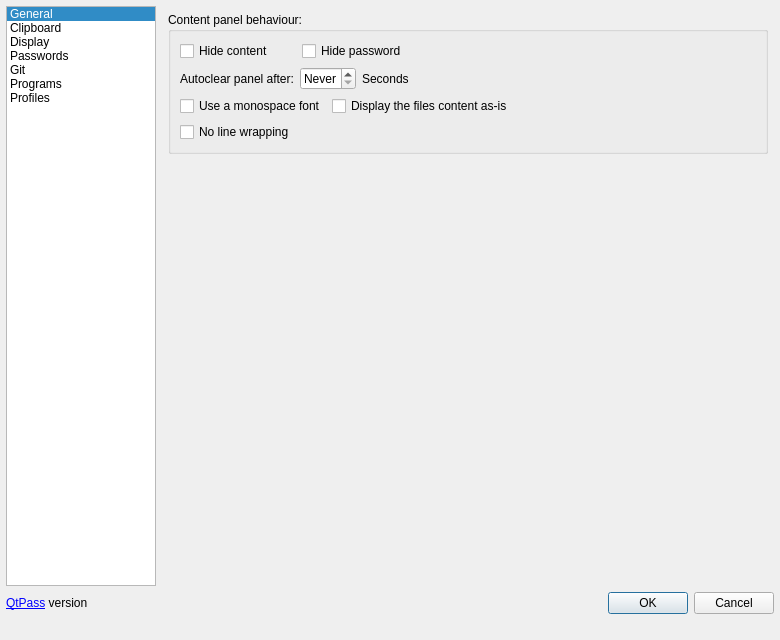
Before: the Qt Designer form src/configdialog.ui in IJHack/QtPass, drawn with Qt 5.
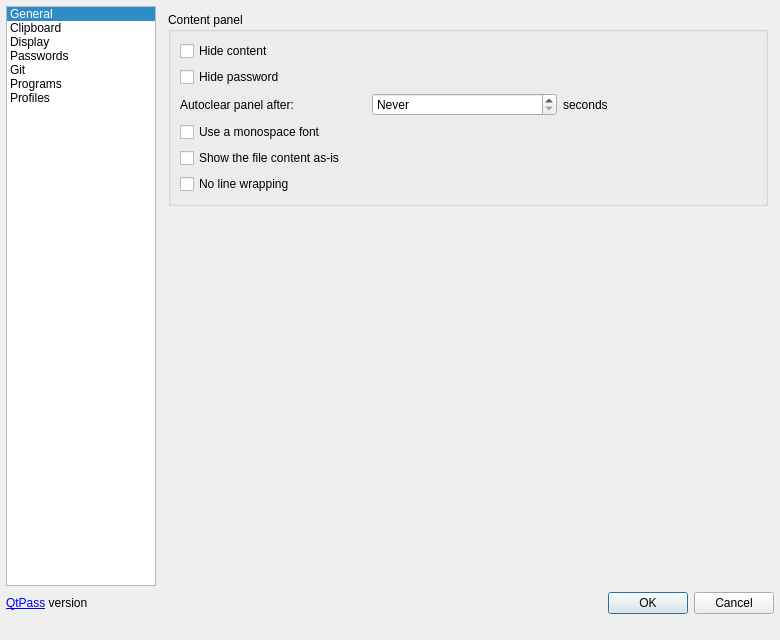
After: the same form once the commit is applied. The open tabs and pages were chosen to show the change. Icons and pictures are not drawn.

```diff
--- a/src/configdialog.ui
+++ b/src/configdialog.ui
@@ -427,26 +427,30 @@
              <item>
               <widget class="QGroupBox" name="groupBoxContentPanel">
                <property name="title">
-                <string>Content panel behaviour:</string>
+                <string>Content panel</string>
                </property>
                <layout class="QVBoxLayout" name="Layout_PasswordBehaviour">
                 <item>
-                 <layout class="QGridLayout" name="gridLayoutContentPanel">
-                  <item row="0" column="0">
                    <widget class="QCheckBox" name="checkBoxHideContent">
                     <property name="text">
                      <string>Hide content</string>
                     </property>
-                   </widget>
-                  </item>
-                  <item row="0" column="1">
+                  <property name="toolTip">
+                   <string>Needs a clipboard mode on the Clipboard page, so a hidden password can still be copied</string>
+                  </property>
+                 </widget>
+                </item>
+                <item>
                    <widget class="QCheckBox" name="checkBoxHidePassword">
                     <property name="text">
                      <string>Hide password</string>
                     </property>
-                   </widget>
-                  </item>
-                  <item row="1" column="0" colspan="2">
+                  <property name="toolTip">
+                   <string>Needs a clipboard mode on the Clipboard page, so a hidden password can still be copied</string>
+                  </property>
+                 </widget>
+                </item>
+                <item>
                    <layout class="QHBoxLayout" name="horizontalLayout_7">
                     <item>
                      <widget class="QLabel" name="labelAutoclearPanel">
@@ -473,75 +477,44 @@
                     </item>
                     <item>
                      <widget class="QLabel" name="labelPanelSeconds">
-                      <property name="minimumSize">
-                       <size>
-                        <width>55</width>
-                        <height>0</height>
-                       </size>
-                      </property>
                       <property name="text">
-                       <string>Seconds</string>
+                     <string>seconds</string>
                       </property>
                       <property name="buddy">
                        <cstring>spinBoxAutoclearPanelSeconds</cstring>
                       </property>
                      </widget>
                     </item>
-                   </layout>
-                  </item>
-                  <item row="0" column="2" rowspan="2">
-                   <spacer name="gridLayoutContentPanelSpacer">
+                  <item>
+                   <spacer name="horizontalLayout_7Spacer">
                     <property name="orientation">
                      <enum>Qt::Horizontal</enum>
                     </property>
-                    <property name="sizeHint" stdset="0">
-                     <size>
-                      <width>40</width>
-                      <height>20</height>
-                     </size>
-                    </property>
                    </spacer>
                   </item>
                  </layout>
                 </item>
                 <item>
-                 <layout class="QGridLayout" name="gridLayoutPanelOptions">
-                  <item row="0" column="0">
                    <widget class="QCheckBox" name="checkBoxUseMonospace">
                     <property name="text">
                      <string>Use a monospace font</string>
                     </property>
                    </widget>
                   </item>
-                  <item row="0" column="1">
+                <item>
                    <widget class="QCheckBox" name="checkBoxDisplayAsIs">
                     <property name="text">
-                     <string>Display the files content as-is</string>
+                   <string>Show the file content as-is</string>
                     </property>
                    </widget>
                   </item>
-                  <item row="1" column="0">
+                <item>
                    <widget class="QCheckBox" name="checkBoxNoLineWrapping">
                     <property name="text">
                      <string>No line wrapping</string>
                     </property>
                    </widget>
                   </item>
-                  <item row="0" column="2" rowspan="2">
-                   <spacer name="gridLayoutPanelOptionsSpacer">
-                    <property name="orientation">
-                     <enum>Qt::Horizontal</enum>
-                    </property>
-                    <property name="sizeHint" stdset="0">
-                     <size>
-                      <width>40</width>
-                      <height>20</height>
-                     </size>
-                    </property>
-                   </spacer>
-                  </item>
-                 </layout>
-                </item>
                </layout>
               </widget>
              </item>
```
Left out of the diff: 194 changed lines with no effect on the pictures. Lines whose indentation alone changed are shown as unchanged.
